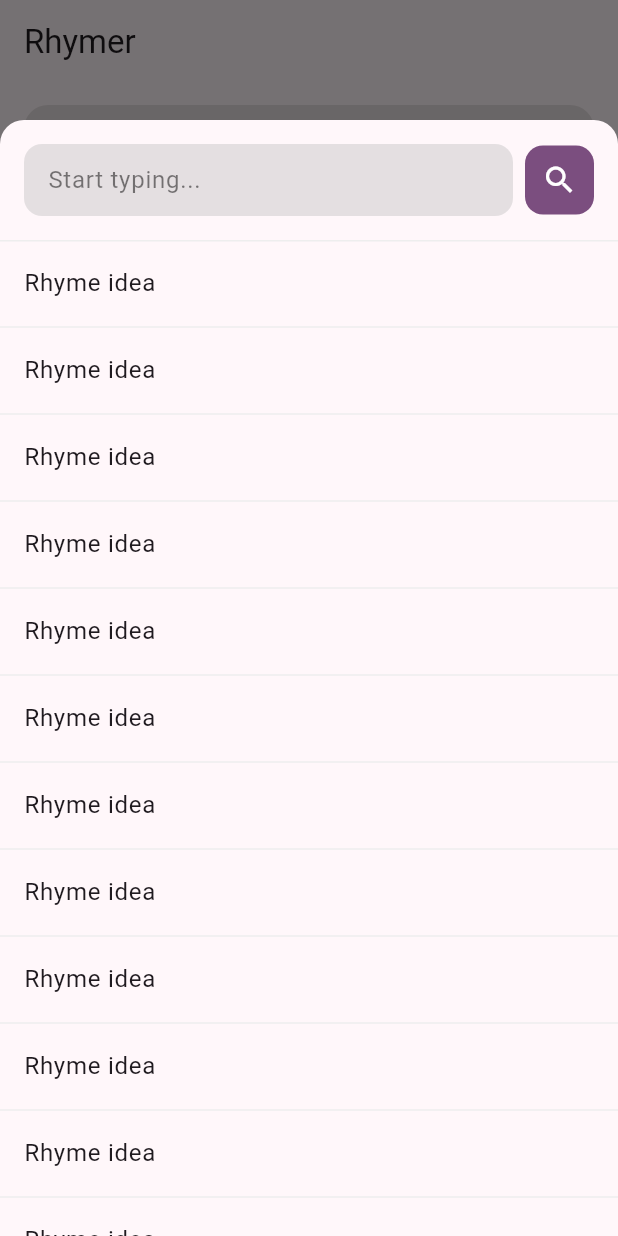
After one commit to RuslanTsitser/rhymer, a Flutter app: the screen it shows after launch, after a tap on "Search rhymes...", on a phone screen of 412 x 824 dp. The commit adds this screen. Run offline on Flutter 3.47's test engine with Material 3 defaults, Android fonts, the phone set to English and light mode, and no system bars; our stand-ins replace auto_route.

Commit message:
search bottom sheet

```diff
--- a/lib/features/search/presentation/search_screen.dart
+++ b/lib/features/search/presentation/search_screen.dart
@@ -1,6 +1,7 @@
 import 'package:auto_route/auto_route.dart';
 import 'package:flutter/material.dart';
 import 'package:rhymer/features/search/presentation/widgets/search_button.dart';
+import 'package:rhymer/features/search/presentation/widgets/search_rhymes_bottom_sheet.dart';
 import 'package:rhymer/ui/widgets/history_list_card.dart';
 import 'package:rhymer/ui/widgets/rhyme_list_card.dart';
 
@@ -14,15 +15,17 @@ class SearchScreen extends StatelessWidget {
   Widget build(BuildContext context) {
     return CustomScrollView(
       slivers: [
-        const SliverAppBar(
+        SliverAppBar(
           pinned: true,
           snap: true,
           floating: true,
-          title: Text('Rhymer'),
+          title: const Text('Rhymer'),
           surfaceTintColor: Colors.transparent,
           bottom: PreferredSize(
-            preferredSize: Size.fromHeight(80),
-            child: SearchButton(),
+            preferredSize: const Size.fromHeight(80),
+            child: SearchButton(
+              onTap: () => _showSearchBottomSheet(context),
+            ),
           ),
         ),
         const SliverToBoxAdapter(child: SizedBox(height: 16)),
@@ -46,4 +49,14 @@ class SearchScreen extends StatelessWidget {
       ],
     );
   }
+
+  void _showSearchBottomSheet(BuildContext context) {
+    showModalBottomSheet(
+      isScrollControlled: true,
+      elevation: 0,
+      backgroundColor: Colors.transparent,
+      context: context,
+      builder: (context) => const SearchRhymesBottomSheet(),
+    );
+  }
 }
--- a/lib/features/search/presentation/widgets/search_button.dart
+++ b/lib/features/search/presentation/widgets/search_button.dart
@@ -1,12 +1,16 @@
 import 'package:flutter/material.dart';
 
 class SearchButton extends StatelessWidget {
-  const SearchButton({super.key});
+  const SearchButton({super.key, this.onTap});
+
+  final VoidCallback? onTap;
 
   @override
   Widget build(BuildContext context) {
     final theme = Theme.of(context);
-    return Container(
+    return GestureDetector(
+      onTap: onTap,
+      child: Container(
         width: double.infinity,
         margin: const EdgeInsets.symmetric(horizontal: 16, vertical: 8),
         padding: const EdgeInsets.all(16),
@@ -27,6 +31,7 @@ class SearchButton extends StatelessWidget {
             ),
           ],
         ),
+      ),
     );
   }
 }
--- /dev/null
+++ b/lib/features/search/presentation/widgets/search_rhymes_bottom_sheet.dart
@@ -0,0 +1,58 @@
+import 'package:flutter/material.dart';
+import 'package:rhymer/ui/widgets/base_bottom_sheet.dart';
+
+class SearchRhymesBottomSheet extends StatelessWidget {
+  const SearchRhymesBottomSheet({super.key});
+
+  @override
+  Widget build(BuildContext context) {
+    final theme = Theme.of(context);
+    return BaseBottomSheet(
+      child: Column(
+        children: [
+          Padding(
+            padding: const EdgeInsets.all(16),
+            child: Row(
+              children: [
+                Expanded(
+                  child: Container(
+                    decoration: BoxDecoration(
+                      color: theme.highlightColor,
+                      borderRadius: BorderRadius.circular(12),
+                    ),
+                    child: TextField(
+                      decoration: InputDecoration(
+                        hintText: 'Start typing...',
+                        hintStyle: TextStyle(color: theme.hintColor.withOpacity(0.5)),
+                        contentPadding: const EdgeInsets.symmetric(horizontal: 12),
+                        border: const OutlineInputBorder(borderSide: BorderSide.none),
+                        focusedBorder: const OutlineInputBorder(borderSide: BorderSide.none),
+                      ),
+                    ),
+                  ),
+                ),
+                const SizedBox(width: 8),
+                Container(
+                  width: 46,
+                  height: 46,
+                  decoration: BoxDecoration(
+                    color: theme.primaryColor,
+                    borderRadius: BorderRadius.circular(12),
+                  ),
+                  child: const Icon(Icons.search, color: Colors.white),
+                )
+              ],
+            ),
+          ),
+          const Divider(height: 1),
+          Expanded(
+              child: ListView.separated(
+            itemBuilder: (context, index) => const ListTile(title: Text('Rhyme idea')),
+            separatorBuilder: (context, _) => const Divider(height: 2),
+            itemCount: 15,
+          )),
+        ],
+      ),
+    );
+  }
+}
--- a/lib/ui/theme/theme.dart
+++ b/lib/ui/theme/theme.dart
@@ -6,4 +6,5 @@ var themeData = ThemeData(
   primarySwatch: primaryColor,
   colorScheme: ColorScheme.fromSeed(seedColor: primaryColor),
   useMaterial3: true,
+  dividerTheme: DividerThemeData(color: Colors.grey.shade200),
 );
--- /dev/null
+++ b/lib/ui/widgets/base_bottom_sheet.dart
@@ -0,0 +1,23 @@
+import 'package:flutter/material.dart';
+
+class BaseBottomSheet extends StatelessWidget {
+  const BaseBottomSheet({super.key, required this.child});
+
+  final Widget child;
+
+  @override
+  Widget build(BuildContext context) {
+    final theme = Theme.of(context);
+    return SafeArea(
+      bottom: false,
+      child: Container(
+        margin: const EdgeInsets.only(top: 80),
+        decoration: BoxDecoration(
+          color: theme.canvasColor,
+          borderRadius: const BorderRadius.vertical(top: Radius.circular(16)),
+        ),
+        child: child,
+      ),
+    );
+  }
+}
--- a/lib/ui/widgets/history_list_card.dart
+++ b/lib/ui/widgets/history_list_card.dart
@@ -20,7 +20,14 @@ class HistoryListCard extends StatelessWidget {
           Text('Word', style: theme.textTheme.bodyLarge?.copyWith(fontWeight: FontWeight.w700)),
           Flexible(
             child: Text(
-              rhymes.map((e) => '$e, ').join(),
+              rhymes.asMap().entries.map((e) {
+                final sb = StringBuffer();
+                sb.write(e.value);
+                if (e.key != rhymes.length - 1) {
+                  sb.write(', ');
+                }
+                return sb.toString();
+              }).join(),
               overflow: TextOverflow.ellipsis,
               maxLines: 3,
             ),
```
Lines whose indentation alone changed are shown as unchanged.
